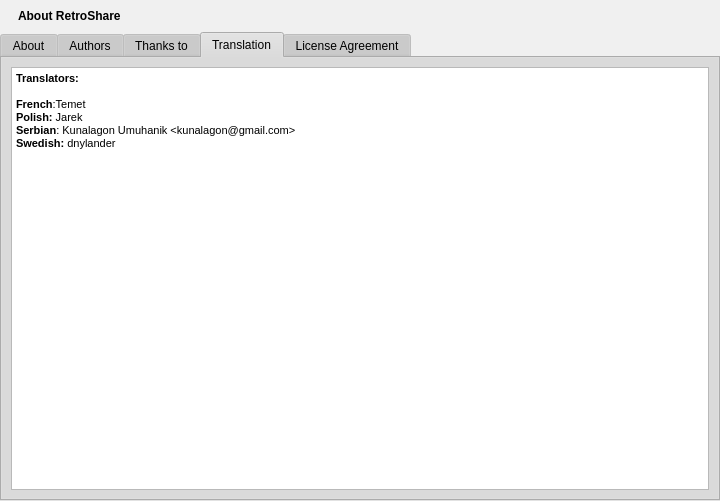
Qt form retroshare-gui/src/gui/HelpDialog.ui (RetroShare/RetroShare) before a commit.
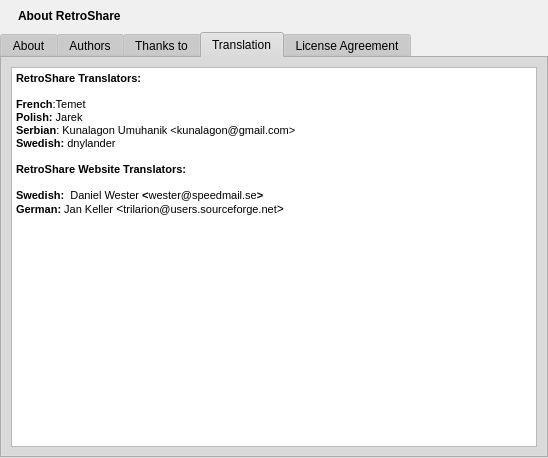
The same form after that commit. The open tabs and pages were chosen to show the change. Icons and pictures are not drawn.

Patch:
```diff
--- a/retroshare-gui/src/gui/HelpDialog.ui
+++ b/retroshare-gui/src/gui/HelpDialog.ui
@@ -6,8 +6,8 @@
    <rect>
     <x>0</x>
     <y>0</y>
-    <width>720</width>
-    <height>501</height>
+    <width>548</width>
+    <height>458</height>
    </rect>
   </property>
   <property name="sizePolicy">
@@ -657,12 +657,17 @@
 &lt;html&gt;&lt;head&gt;&lt;meta name=&quot;qrichtext&quot; content=&quot;1&quot; /&gt;&lt;style type=&quot;text/css&quot;&gt;
 p, li { white-space: pre-wrap; }
 &lt;/style&gt;&lt;/head&gt;&lt;body style=&quot; font-family:'Arial'; font-size:9pt; font-weight:400; font-style:normal;&quot;&gt;
-&lt;p style=&quot; margin-top:0px; margin-bottom:0px; margin-left:0px; margin-right:0px; -qt-block-indent:0; text-indent:0px;&quot;&gt;&lt;span style=&quot; font-size:8pt; font-weight:600;&quot;&gt;Translators:&lt;/span&gt;&lt;/p&gt;
+&lt;p style=&quot; margin-top:0px; margin-bottom:0px; margin-left:0px; margin-right:0px; -qt-block-indent:0; text-indent:0px;&quot;&gt;&lt;span style=&quot; font-size:8pt; font-weight:600;&quot;&gt;RetroShare Translators:&lt;/span&gt;&lt;/p&gt;
 &lt;p style=&quot;-qt-paragraph-type:empty; margin-top:0px; margin-bottom:0px; margin-left:0px; margin-right:0px; -qt-block-indent:0; text-indent:0px; font-size:8pt;&quot;&gt;&lt;/p&gt;
 &lt;p style=&quot; margin-top:0px; margin-bottom:0px; margin-left:0px; margin-right:0px; -qt-block-indent:0; text-indent:0px;&quot;&gt;&lt;span style=&quot; font-size:8pt; font-weight:600;&quot;&gt;French&lt;/span&gt;&lt;span style=&quot; font-size:8pt;&quot;&gt;:Temet&lt;/span&gt;&lt;/p&gt;
 &lt;p style=&quot; margin-top:0px; margin-bottom:0px; margin-left:0px; margin-right:0px; -qt-block-indent:0; text-indent:0px;&quot;&gt;&lt;span style=&quot; font-size:8pt; font-weight:600;&quot;&gt;Polish: &lt;/span&gt;&lt;span style=&quot; font-size:8pt;&quot;&gt;Jarek&lt;/span&gt;&lt;/p&gt;
 &lt;p style=&quot; margin-top:0px; margin-bottom:0px; margin-left:0px; margin-right:0px; -qt-block-indent:0; text-indent:0px;&quot;&gt;&lt;span style=&quot; font-size:8pt; font-weight:600;&quot;&gt;Serbian&lt;/span&gt;&lt;span style=&quot; font-size:8pt;&quot;&gt;: Kunalagon Umuhanik &amp;lt;kunalagon@gmail.com&amp;gt;&lt;/span&gt;&lt;/p&gt;
-&lt;p style=&quot; margin-top:0px; margin-bottom:0px; margin-left:0px; margin-right:0px; -qt-block-indent:0; text-indent:0px;&quot;&gt;&lt;span style=&quot; font-size:8pt; font-weight:600;&quot;&gt;Swedish:&lt;/span&gt;&lt;span style=&quot; font-size:8pt;&quot;&gt; dnylander&lt;/span&gt;&lt;/p&gt;&lt;/body&gt;&lt;/html&gt;</string>
+&lt;p style=&quot; margin-top:0px; margin-bottom:0px; margin-left:0px; margin-right:0px; -qt-block-indent:0; text-indent:0px;&quot;&gt;&lt;span style=&quot; font-size:8pt; font-weight:600;&quot;&gt;Swedish:&lt;/span&gt;&lt;span style=&quot; font-size:8pt;&quot;&gt; dnylander&lt;/span&gt;&lt;/p&gt;
+&lt;p style=&quot;-qt-paragraph-type:empty; margin-top:0px; margin-bottom:0px; margin-left:0px; margin-right:0px; -qt-block-indent:0; text-indent:0px; font-size:8pt;&quot;&gt;&lt;/p&gt;
+&lt;p style=&quot; margin-top:0px; margin-bottom:0px; margin-left:0px; margin-right:0px; -qt-block-indent:0; text-indent:0px;&quot;&gt;&lt;span style=&quot; font-size:8pt; font-weight:600;&quot;&gt;RetroShare Website Translators:&lt;/span&gt;&lt;/p&gt;
+&lt;p style=&quot;-qt-paragraph-type:empty; margin-top:0px; margin-bottom:0px; margin-left:0px; margin-right:0px; -qt-block-indent:0; text-indent:0px; font-size:8pt; font-weight:600;&quot;&gt;&lt;/p&gt;
+&lt;p style=&quot; margin-top:0px; margin-bottom:0px; margin-left:0px; margin-right:0px; -qt-block-indent:0; text-indent:0px;&quot;&gt;&lt;span style=&quot; font-size:8pt; font-weight:600;&quot;&gt;Swedish: &lt;/span&gt;&lt;span style=&quot; font-size:8pt;&quot;&gt; Daniel Wester&lt;/span&gt;&lt;span style=&quot; font-size:8pt; font-weight:600;&quot;&gt; &amp;lt;&lt;/span&gt;&lt;span style=&quot; font-size:8pt;&quot;&gt;wester@speedmail.se&lt;/span&gt;&lt;span style=&quot; font-size:8pt; font-weight:600;&quot;&gt;&amp;gt;&lt;/span&gt;&lt;/p&gt;
+&lt;p style=&quot; margin-top:0px; margin-bottom:0px; margin-left:0px; margin-right:0px; -qt-block-indent:0; text-indent:0px;&quot;&gt;&lt;span style=&quot; font-size:8pt; font-weight:600;&quot;&gt;German: &lt;/span&gt;&lt;span style=&quot; font-size:8pt;&quot;&gt;Jan&lt;/span&gt;&lt;span style=&quot; font-size:8pt; font-weight:600;&quot;&gt; &lt;/span&gt;&lt;span style=&quot; font-size:8pt;&quot;&gt;Keller&lt;/span&gt; &amp;lt;&lt;span style=&quot; font-size:8pt;&quot;&gt;trilarion@users.sourceforge.net&lt;/span&gt;&amp;gt;&lt;/p&gt;&lt;/body&gt;&lt;/html&gt;</string>
          </property>
          <property name="acceptRichText">
           <bool>false</bool>
```
Left out of the diff: 6 changed lines with no effect on the pictures.
